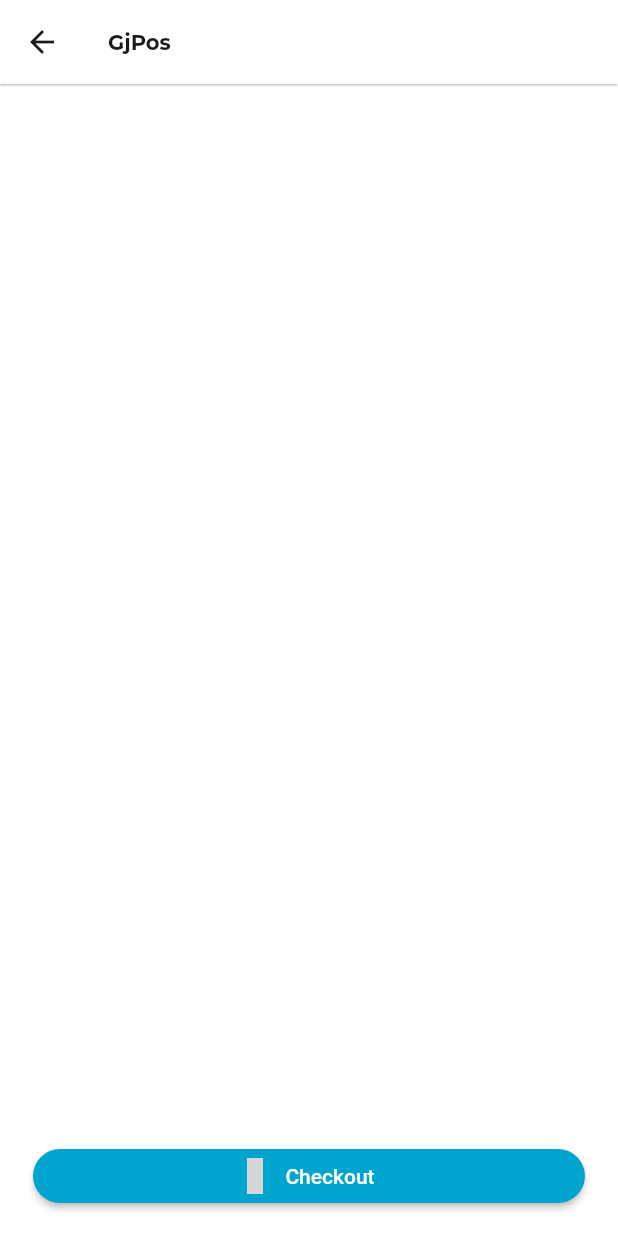
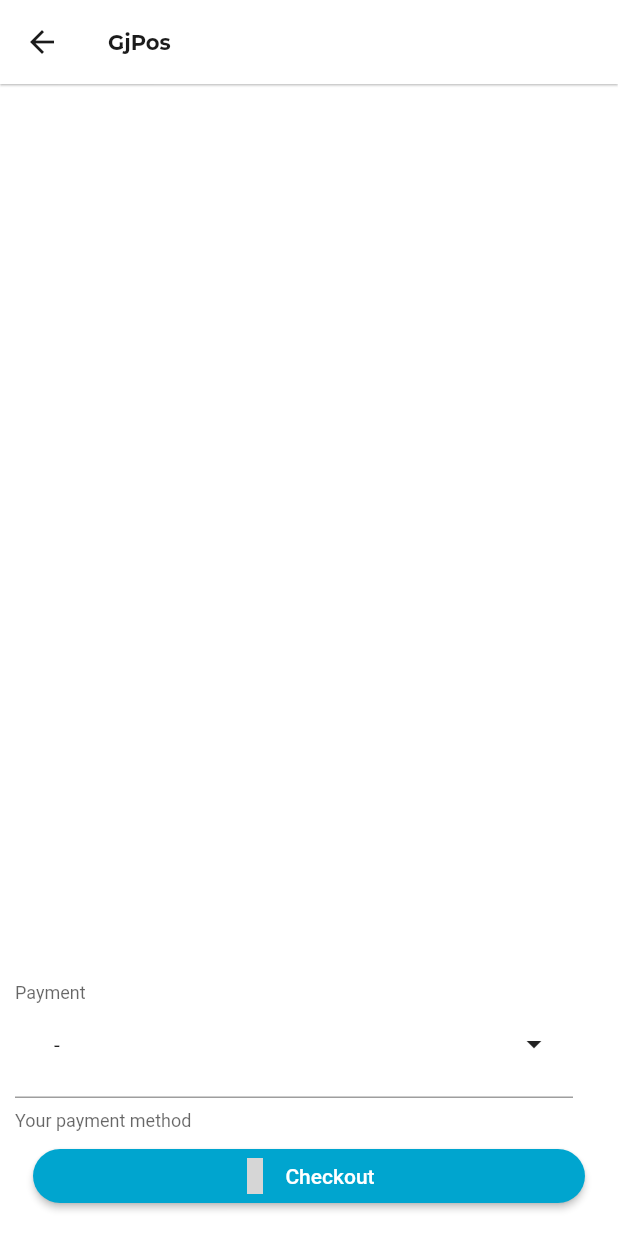
Before and after one commit to teguhedip/onderdil-harley-davidson-tokopedia-bloc-chat-zegocloud, a Flutter app: the PosView screen opened directly, on a phone screen of 412 x 824 dp. Run offline on Flutter 3.47's test engine with Material 2 defaults, Android fonts, the phone set to English and light mode, and no system bars; our stand-ins replace badges, cached_network_image, carousel_slider, cloud_firestore, dio, file_picker and 15 more; missing offline and left inert: faker_dart, mobile_scanner; accounts and stored records are empty; generated files the repository leaves out were written again; network calls fail; project files that could hold a hidden picture were left out; grey boxes are pictures that could not be loaded.

Commit message:
payment method create

```diff
--- a/lib/module/pos/view/pos_view.dart
+++ b/lib/module/pos/view/pos_view.dart
@@ -88,6 +88,42 @@ class PosView extends StatefulWidget {
                 },
               ),
             ),
+            SizedBox(
+              width: MediaQuery.of(context).size.width,
+              child: Row(
+                children: [
+                  Expanded(
+                    child: QDropdownField(
+                      label: "Payment",
+                      hint: "Your payment method",
+                      validator: Validator.required,
+                      items: const [
+                        {
+                          "label": "Cash",
+                          "value": 1,
+                        },
+                        {
+                          "label": "OVO",
+                          "value": 2,
+                        },
+                        {
+                          "label": "Dana",
+                          "value": 3,
+                        },
+                        {
+                          "label": "Gopay",
+                          "value": 4,
+                        }
+                      ],
+                      onChanged: (value, label) {},
+                    ),
+                  ),
+                  const SizedBox(
+                    width: 20.0,
+                  ),
+                ],
+              ),
+            ),
             Container(
               padding: const EdgeInsets.all(12.0),
               width: MediaQuery.of(context).size.width,
```
